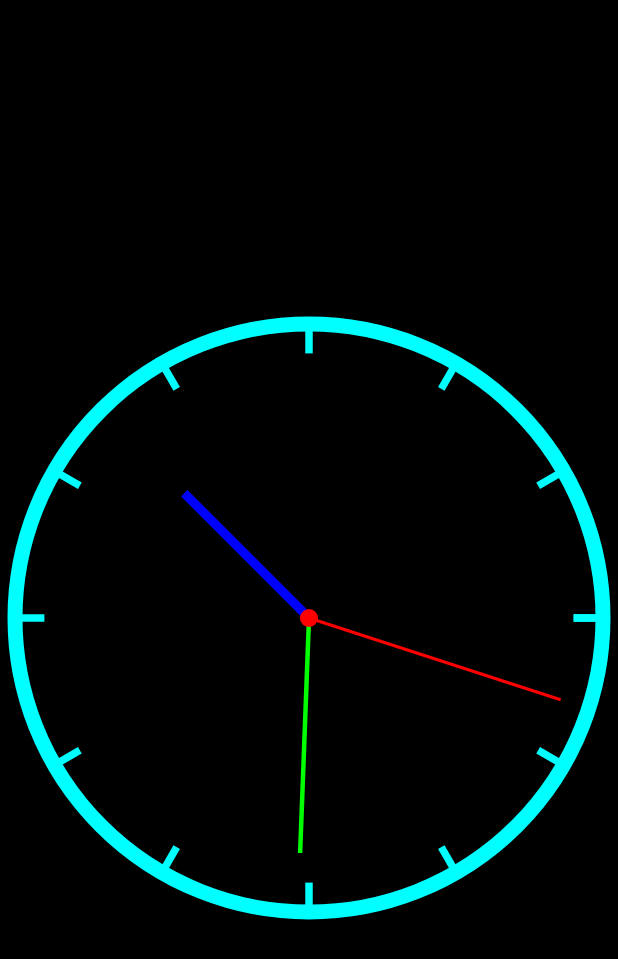
After one commit to ArtNikita/AndersenIntensive, an Android app: the ForthHomeworkActivity screen opened directly, with no data from a screen before it, on a phone screen of 412 x 824 dp. The commit adds this screen. Shown: the top 959 px of the screen. Run offline under Robolectric (Android 15) with nearby library versions, the phone set to English and light mode, and no system bars.

Commit message:
implemented AnalogClockView (custom view)

```diff
--- a/app/src/main/AndroidManifest.xml
+++ b/app/src/main/AndroidManifest.xml
@@ -2,7 +2,7 @@
 <manifest xmlns:android="http://schemas.android.com/apk/res/android"
     package="ru.nikitaartamonov.andersenintensive">
 
-    <uses-permission android:name="android.permission.INTERNET"/>
+    <uses-permission android:name="android.permission.INTERNET" />
 
     <application
         android:allowBackup="true"
@@ -11,6 +11,9 @@
         android:roundIcon="@mipmap/ic_launcher_round"
         android:supportsRtl="true"
         android:theme="@style/Theme.AndersenIntensive">
+        <activity
+            android:name=".pages.forth_homework.ForthHomeworkActivity"
+            android:exported="false" />
         <activity
             android:name=".pages.third_homework.ThirdHomeworkActivity"
             android:exported="false" />
--- /dev/null
+++ b/app/src/main/java/ru/nikitaartamonov/andersenintensive/pages/forth_homework/AnalogClockView.kt
@@ -0,0 +1,229 @@
+package ru.nikitaartamonov.andersenintensive.pages.forth_homework
+
+import android.content.Context
+import android.graphics.Canvas
+import android.graphics.Color
+import android.graphics.Paint
+import android.graphics.Rect
+import android.util.AttributeSet
+import android.view.View
+import ru.nikitaartamonov.andersenintensive.R
+import java.util.*
+import kotlin.math.cos
+import kotlin.math.sin
+
+private const val DEFAULT_FRAME_STROKE_WIDTH = 10
+private const val DEFAULT_FRAME_COLOR = Color.CYAN
+private const val DEFAULT_SECOND_ARROW_COLOR = Color.RED
+private const val DEFAULT_MINUTE_ARROW_COLOR = Color.GREEN
+private const val DEFAULT_HOUR_ARROW_COLOR = Color.BLUE
+private const val DEFAULT_SECOND_ARROW_WIDTH = 2
+private const val DEFAULT_MINUTE_ARROW_WIDTH = 3
+private const val DEFAULT_HOUR_ARROW_WIDTH = 6
+private const val DEFAULT_STICK_WIDTH = 5
+private const val DEFAULT_SECOND_ARROW_PADDING_RATIO = 0.9f
+private const val DEFAULT_MINUTE_ARROW_PADDING_RATIO = 0.8f
+private const val DEFAULT_HOUR_ARROW_PADDING_RATIO = 0.6f
+
+class AnalogClockView @JvmOverloads constructor(
+    context: Context,
+    private var attrs: AttributeSet? = null,
+    defStyleAttr: Int = 0
+) : View(context, attrs, defStyleAttr) {
+
+    private var frameColor = DEFAULT_FRAME_COLOR
+    private var frameStrokeWidth = context.dpToPx(DEFAULT_FRAME_STROKE_WIDTH)
+    private var secondArrowColor = DEFAULT_SECOND_ARROW_COLOR
+    private var minuteArrowColor = DEFAULT_MINUTE_ARROW_COLOR
+    private var hourArrowColor = DEFAULT_HOUR_ARROW_COLOR
+    private var secondArrowWidth = context.dpToPx(DEFAULT_SECOND_ARROW_WIDTH)
+    private var minuteArrowWidth = context.dpToPx(DEFAULT_MINUTE_ARROW_WIDTH)
+    private var hourArrowWidth = context.dpToPx(DEFAULT_HOUR_ARROW_WIDTH)
+    private var stickWidth = context.dpToPx(DEFAULT_STICK_WIDTH)
+    private var secondArrowPaddingRatio = DEFAULT_SECOND_ARROW_PADDING_RATIO
+    private var minuteArrowPaddingRatio = DEFAULT_MINUTE_ARROW_PADDING_RATIO
+    private var hourArrowPaddingRatio = DEFAULT_HOUR_ARROW_PADDING_RATIO
+
+    private val framePaint = Paint(Paint.ANTI_ALIAS_FLAG)
+    private val centralCirclePaint = Paint(Paint.ANTI_ALIAS_FLAG)
+    private val stickPaint = Paint(Paint.ANTI_ALIAS_FLAG)
+    private val secondArrowPaint = Paint(Paint.ANTI_ALIAS_FLAG)
+    private val minuteArrowPaint = Paint(Paint.ANTI_ALIAS_FLAG)
+    private val hourArrowPaint = Paint(Paint.ANTI_ALIAS_FLAG)
+    private val viewRect = Rect()
+
+    private var radius: Float = 0f
+
+    init {
+        attrs?.let {
+            val typedArray = context.obtainStyledAttributes(it, R.styleable.AnalogClockView)
+            frameColor = typedArray.getColor(
+                R.styleable.AnalogClockView_frameColor, DEFAULT_FRAME_COLOR
+            )
+            frameStrokeWidth = typedArray.getDimension(
+                R.styleable.AnalogClockView_frameStrokeWidth,
+                context.dpToPx(DEFAULT_FRAME_STROKE_WIDTH)
+            )
+            secondArrowColor = typedArray.getColor(
+                R.styleable.AnalogClockView_secondArrowColor,
+                DEFAULT_SECOND_ARROW_COLOR
+            )
+            minuteArrowColor = typedArray.getColor(
+                R.styleable.AnalogClockView_minuteArrowColor,
+                DEFAULT_MINUTE_ARROW_COLOR
+            )
+            hourArrowColor = typedArray.getColor(
+                R.styleable.AnalogClockView_hourArrowColor,
+                DEFAULT_HOUR_ARROW_COLOR
+            )
+            secondArrowWidth = typedArray.getDimension(
+                R.styleable.AnalogClockView_secondArrowWidth,
+                context.dpToPx(DEFAULT_SECOND_ARROW_WIDTH)
+            )
+            minuteArrowWidth = typedArray.getDimension(
+                R.styleable.AnalogClockView_minuteArrowWidth,
+                context.dpToPx(DEFAULT_MINUTE_ARROW_WIDTH)
+            )
+            hourArrowWidth = typedArray.getDimension(
+                R.styleable.AnalogClockView_hourArrowWidth,
+                context.dpToPx(DEFAULT_HOUR_ARROW_WIDTH)
+            )
+            stickWidth = typedArray.getDimension(
+                R.styleable.AnalogClockView_stickWidth,
+                context.dpToPx(DEFAULT_STICK_WIDTH)
+            )
+            secondArrowPaddingRatio = typedArray.getDimension(
+                R.styleable.AnalogClockView_secondArrowPaddingRatio,
+                DEFAULT_SECOND_ARROW_PADDING_RATIO
+            )
+            minuteArrowPaddingRatio = typedArray.getDimension(
+                R.styleable.AnalogClockView_minuteArrowPaddingRatio,
+                DEFAULT_MINUTE_ARROW_PADDING_RATIO
+            )
+            hourArrowPaddingRatio = typedArray.getDimension(
+                R.styleable.AnalogClockView_hourArrowPaddingRatio,
+                DEFAULT_HOUR_ARROW_PADDING_RATIO
+            )
+            setup()
+            typedArray.recycle()
+        }
+    }
+
+    override fun onSizeChanged(w: Int, h: Int, oldw: Int, oldh: Int) {
+        super.onSizeChanged(w, h, oldw, oldh)
+        if (w == 0) return
+        radius = w / 2f - frameStrokeWidth
+        with(viewRect) {
+            left = 0
+            top = 0
+            right = w
+            bottom = h
+        }
+    }
+
+    override fun onDraw(canvas: Canvas) {
+        drawFrame(canvas)
+        drawSticks(canvas)
+        drawArrows(canvas)
+        drawCentralCircle(canvas)
+        postInvalidateDelayed(1000)
+    }
+
+    private fun drawSticks(canvas: Canvas) {
+        for (i in 0..12) {
+            val angle = Math.PI / 6 * i
+            val x1 = (width / 2 + cos(angle) * (radius)).toFloat()
+            val x2 = (width / 2 + cos(angle) * (radius * 0.9)).toFloat()
+            val y1 = (height / 2 + sin(angle) * (radius)).toFloat()
+            val y2 = (height / 2 + sin(angle) * (radius * 0.9)).toFloat()
+            canvas.drawLine(x1, y1, x2, y2, stickPaint)
+        }
+    }
+
+    private fun drawCentralCircle(canvas: Canvas) {
+        canvas.drawCircle(canvas.width / 2f, canvas.height / 2f, hourArrowWidth, centralCirclePaint)
+    }
+
+    private fun drawArrows(canvas: Canvas) {
+        val calendar = Calendar.getInstance()
+        val second = calendar.get(Calendar.SECOND).toFloat()
+        val minute = calendar.get(Calendar.MINUTE).toFloat()
+        val hour = calendar.get(Calendar.HOUR_OF_DAY) % 12.toFloat()
+        drawArrow(canvas, (hour + minute / 60) * 5, ArrowType.HOUR)
+        drawArrow(canvas, minute + second / 50, ArrowType.MINUTE)
+        drawArrow(canvas, second, ArrowType.SECOND)
+    }
+
+    private fun drawArrow(canvas: Canvas, position: Float, arrowType: ArrowType) {
+        val angle = Math.PI * position / 30 - Math.PI / 2
+        val paint: Paint
+        val currentRadius: Float
+
+        when (arrowType) {
+            ArrowType.SECOND -> {
+                paint = secondArrowPaint
+                currentRadius = radius * secondArrowPaddingRatio
+            }
+            ArrowType.MINUTE -> {
+                paint = minuteArrowPaint
+                currentRadius = radius * minuteArrowPaddingRatio
+            }
+            ArrowType.HOUR -> {
+                paint = hourArrowPaint
+                currentRadius = radius * hourArrowPaddingRatio
+            }
+        }
+        canvas.drawLine(
+            width / 2f,
+            height / 2f,
+            (width / 2 + cos(angle) * currentRadius).toFloat(),
+            (height / 2 + sin(angle) * currentRadius).toFloat(),
+            paint
+        )
+    }
+
+    private fun drawFrame(canvas: Canvas) {
+        canvas.drawCircle(canvas.width / 2f, canvas.height / 2f, radius, framePaint)
+    }
+
+    private fun setup() {
+        with(framePaint) {
+            style = Paint.Style.STROKE
+            strokeWidth = frameStrokeWidth
+            color = frameColor
+        }
+        with(secondArrowPaint) {
+            style = Paint.Style.FILL
+            strokeWidth = secondArrowWidth
+            color = secondArrowColor
+        }
+        with(minuteArrowPaint) {
+            style = Paint.Style.FILL
+            strokeWidth = minuteArrowWidth
+            color = minuteArrowColor
+        }
+        with(hourArrowPaint) {
+            style = Paint.Style.FILL
+            strokeWidth = hourArrowWidth
+            color = hourArrowColor
+        }
+        with(centralCirclePaint) {
+            style = Paint.Style.FILL
+            strokeWidth = hourArrowWidth
+            color = secondArrowColor
+        }
+        with(stickPaint) {
+            style = Paint.Style.FILL
+            strokeWidth = stickWidth
+            color = frameColor
+        }
+    }
+}
+
+fun Context.dpToPx(dp: Int): Float {
+    return dp.toFloat() * this.resources.displayMetrics.density
+}
+
+enum class ArrowType {
+    SECOND, MINUTE, HOUR
+}
--- /dev/null
+++ b/app/src/main/java/ru/nikitaartamonov/andersenintensive/pages/forth_homework/ForthHomeworkActivity.kt
@@ -0,0 +1,13 @@
+package ru.nikitaartamonov.andersenintensive.pages.forth_homework
+
+import androidx.appcompat.app.AppCompatActivity
+import android.os.Bundle
+import ru.nikitaartamonov.andersenintensive.R
+
+class ForthHomeworkActivity : AppCompatActivity() {
+
+    override fun onCreate(savedInstanceState: Bundle?) {
+        super.onCreate(savedInstanceState)
+        setContentView(R.layout.activity_forth_homework)
+    }
+}
--- a/app/src/main/java/ru/nikitaartamonov/andersenintensive/pages/main/MainActivity.kt
+++ b/app/src/main/java/ru/nikitaartamonov/andersenintensive/pages/main/MainActivity.kt
@@ -3,9 +3,8 @@ package ru.nikitaartamonov.andersenintensive.pages.main
 import android.content.Intent
 import android.os.Bundle
 import androidx.appcompat.app.AppCompatActivity
-import by.kirich1409.viewbindingdelegate.viewBinding
-import ru.nikitaartamonov.andersenintensive.R
 import ru.nikitaartamonov.andersenintensive.databinding.ActivityMainBinding
+import ru.nikitaartamonov.andersenintensive.pages.forth_homework.ForthHomeworkActivity
 import ru.nikitaartamonov.andersenintensive.pages.second_homework.SecondHomeworkActivity
 import ru.nikitaartamonov.andersenintensive.pages.third_homework.ThirdHomeworkActivity
 
@@ -28,5 +27,8 @@ class MainActivity : AppCompatActivity() {
         binding.thirdHomeworkMenuTextView.setOnClickListener {
             startActivity(Intent(this, ThirdHomeworkActivity::class.java))
         }
+        binding.forthHomeworkMenuTextView.setOnClickListener {
+            startActivity(Intent(this, ForthHomeworkActivity::class.java))
+        }
     }
 }
--- /dev/null
+++ b/app/src/main/res/layout/activity_forth_homework.xml
@@ -0,0 +1,20 @@
+<?xml version="1.0" encoding="utf-8"?>
+<androidx.constraintlayout.widget.ConstraintLayout xmlns:android="http://schemas.android.com/apk/res/android"
+    xmlns:app="http://schemas.android.com/apk/res-auto"
+    xmlns:tools="http://schemas.android.com/tools"
+    android:layout_width="match_parent"
+    android:layout_height="match_parent"
+    android:background="@color/black"
+    tools:context=".pages.forth_homework.ForthHomeworkActivity">
+
+    <ru.nikitaartamonov.andersenintensive.pages.forth_homework.AnalogClockView
+        android:id="@+id/analog_clock_view"
+        android:layout_width="wrap_content"
+        android:layout_height="0dp"
+        app:layout_constraintDimensionRatio="H, 1:1"
+        app:layout_constraintBottom_toBottomOf="parent"
+        app:layout_constraintEnd_toEndOf="parent"
+        app:layout_constraintStart_toStartOf="parent"
+        app:layout_constraintTop_toTopOf="parent" />
+
+</androidx.constraintlayout.widget.ConstraintLayout>
--- a/app/src/main/res/layout/activity_main.xml
+++ b/app/src/main/res/layout/activity_main.xml
@@ -25,6 +25,11 @@
             style="@style/HomeworkMenuTextView"
             android:text="@string/third_homework_description"/>
 
+        <TextView
+            android:id="@+id/forth_homework_menu_text_view"
+            style="@style/HomeworkMenuTextView"
+            android:text="@string/forth_homework_description"/>
+
     </androidx.appcompat.widget.LinearLayoutCompat>
 
 </androidx.core.widget.NestedScrollView>
--- /dev/null
+++ b/app/src/main/res/values/attrs.xml
@@ -0,0 +1,17 @@
+<?xml version="1.0" encoding="utf-8"?>
+<resources>
+    <declare-styleable name="AnalogClockView">
+        <attr name="frameColor" format="color" />
+        <attr name="frameStrokeWidth" format="float" />
+        <attr name="secondArrowColor" format="color" />
+        <attr name="minuteArrowColor" format="color" />
+        <attr name="hourArrowColor" format="color" />
+        <attr name="secondArrowWidth" format="float" />
+        <attr name="minuteArrowWidth" format="float" />
+        <attr name="hourArrowWidth" format="float" />
+        <attr name="stickWidth" format="float" />
+        <attr name="secondArrowPaddingRatio" format="float" />
+        <attr name="minuteArrowPaddingRatio" format="float" />
+        <attr name="hourArrowPaddingRatio" format="float" />
+    </declare-styleable>
+</resources>
--- a/app/src/main/res/values/strings.xml
+++ b/app/src/main/res/values/strings.xml
@@ -12,4 +12,5 @@
     <string name="load_image">Load image</string>
     <string name="loaded_image">Loaded image</string>
     <string name="loading_error">Loading error</string>
+    <string name="forth_homework_description">4. Forth homework is here. (touch me to watch)</string>
 </resources>
```
